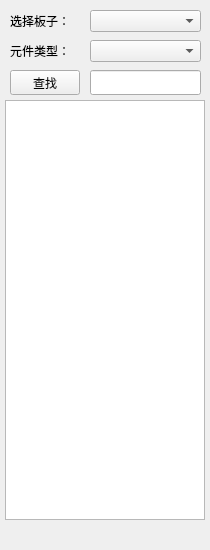
Before: the Qt Designer form DataModule/SearchDeviceWidget.ui in chuandongxu/AOI, drawn with Qt 5.
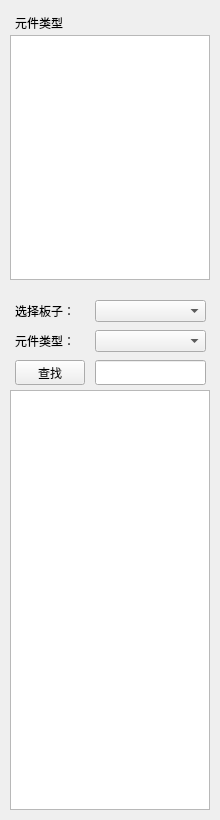
After: the same form once the commit is applied.

Commit message:
Enhance Left Device List function
1. Add Device Type List view on the left panel.
2. Click Device Type could list the devices of this type automatalliy.

Patch:
```diff
--- a/DataModule/SearchDeviceWidget.ui
+++ b/DataModule/SearchDeviceWidget.ui
@@ -6,24 +6,82 @@
    <rect>
     <x>0</x>
     <y>0</y>
-    <width>210</width>
-    <height>550</height>
+    <width>220</width>
+    <height>820</height>
    </rect>
   </property>
   <property name="windowTitle">
    <string>SearchDeviceWidget</string>
   </property>
-  <widget class="QLabel" name="label">
+  <widget class="QWidget" name="widget_leftbk" native="true">
+   <property name="geometry">
+    <rect>
+     <x>0</x>
+     <y>0</y>
+     <width>220</width>
+     <height>820</height>
+    </rect>
+   </property>
+   <widget class="QWidget" name="widget" native="true">
+    <property name="geometry">
+     <rect>
+      <x>5</x>
+      <y>5</y>
+      <width>210</width>
+      <height>282</height>
+     </rect>
+    </property>
+    <widget class="QTableView" name="tableView_type">
+     <property name="geometry">
+      <rect>
+       <x>5</x>
+       <y>30</y>
+       <width>200</width>
+       <height>245</height>
+      </rect>
+     </property>
+    </widget>
+    <widget class="QLabel" name="label_3">
    <property name="geometry">
     <rect>
      <x>10</x>
-     <y>13</y>
+       <y>10</y>
      <width>72</width>
      <height>15</height>
     </rect>
    </property>
    <property name="text">
-    <string>选择板子：</string>
+      <string>元件类型</string>
+     </property>
+    </widget>
+   </widget>
+   <widget class="QWidget" name="widget_device" native="true">
+    <property name="geometry">
+     <rect>
+      <x>5</x>
+      <y>290</y>
+      <width>210</width>
+      <height>525</height>
+     </rect>
+    </property>
+    <widget class="QTableView" name="tableView_device">
+     <property name="geometry">
+      <rect>
+       <x>5</x>
+       <y>100</y>
+       <width>200</width>
+       <height>420</height>
+      </rect>
+     </property>
+    </widget>
+    <widget class="QLineEdit" name="lineEdit_search">
+     <property name="geometry">
+      <rect>
+       <x>90</x>
+       <y>70</y>
+       <width>111</width>
+       <height>25</height>
+      </rect>
    </property>
   </widget>
   <widget class="QLabel" name="label_2">
@@ -49,15 +107,18 @@
     </rect>
    </property>
   </widget>
-  <widget class="QComboBox" name="comboBox_type">
+    <widget class="QLabel" name="label">
    <property name="geometry">
     <rect>
-     <x>90</x>
-     <y>40</y>
-     <width>111</width>
-     <height>22</height>
-    </rect>
-   </property>
+       <x>10</x>
+       <y>13</y>
+       <width>72</width>
+       <height>15</height>
+      </rect>
+     </property>
+     <property name="text">
+      <string>选择板子：</string>
+     </property>
   </widget>
   <widget class="QPushButton" name="pushButton_search">
    <property name="geometry">
@@ -72,25 +133,17 @@
     <string>查找</string>
    </property>
   </widget>
-  <widget class="QLineEdit" name="lineEdit_search">
+    <widget class="QComboBox" name="comboBox_type">
    <property name="geometry">
     <rect>
      <x>90</x>
-     <y>70</y>
+       <y>40</y>
      <width>111</width>
-     <height>25</height>
+       <height>22</height>
     </rect>
    </property>
   </widget>
-  <widget class="QTableView" name="tableView_device">
-   <property name="geometry">
-    <rect>
-     <x>5</x>
-     <y>100</y>
-     <width>200</width>
-     <height>420</height>
-    </rect>
-   </property>
+   </widget>
   </widget>
  </widget>
  <layoutdefault spacing="6" margin="11"/>
```
Lines whose indentation alone changed are shown as unchanged. The commit also changes 4 other files.
